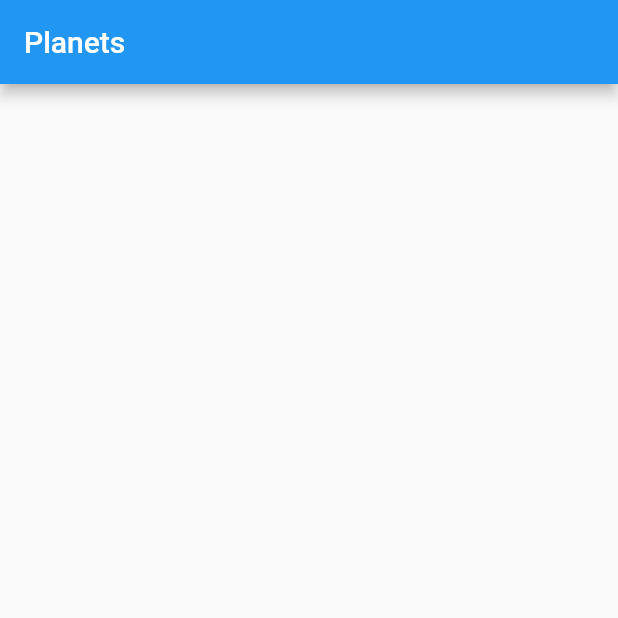
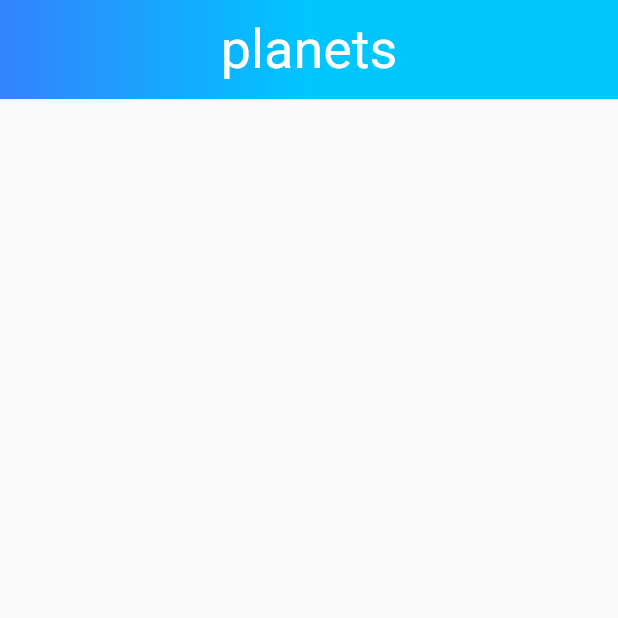
Before and after one commit to sergiandreplace/planets-flutter, a Flutter app: the screen it shows after launch, on a phone screen of 412 x 824 dp, the top half of it. Run offline on Flutter 3.47's test engine with Material 2 defaults, Android fonts, the phone set to English and light mode, and no system bars.

Commit message:
basic app bar created

```diff
--- /dev/null
+++ b/lib/GradientAppBar.dart
@@ -0,0 +1,40 @@
+import 'package:flutter/material.dart';
+
+class GradientAppBar extends StatelessWidget {
+
+  final String title;
+  final double barHeight = 66.0;
+
+  GradientAppBar(this.title);
+
+  @override
+  Widget build(BuildContext context) {
+    final double statusbarHeight = MediaQuery
+      .of(context)
+      .padding
+      .top;
+
+    return new Container(
+      padding: new EdgeInsets.only(top: statusbarHeight),
+      height: statusbarHeight + barHeight,
+      child: new Center(
+        child: new Text(
+          title,
+          style: new TextStyle(
+            fontSize: 36.0,
+            color: Colors.white,
+          ),
+        ),
+      ),
+      decoration: new BoxDecoration(
+        gradient: new LinearGradient(
+          colors: [const Color(0xFF3383FC), const Color(0xFF00C6FF)],
+          begin: const FractionalOffset(0.0, 0.0),
+          end: const FractionalOffset(0.5, 0.0),
+          stops: [0.0, 1.0],
+          tileMode: TileMode.clamp
+        ),
+      ),
+    );
+  }
+}
--- a/lib/HomePage.dart
+++ b/lib/HomePage.dart
@@ -1,13 +1,24 @@
 import 'package:flutter/material.dart';
+import 'package:planets/GradientAppBar.dart';
 
 class HomePage extends StatelessWidget {
 
   @override
   Widget build(BuildContext context) {
     return new Scaffold(
-      appBar: new AppBar(
-        title: new Text("Planets"),
+      body: new Column(
+        children: <Widget>[
+          new GradientAppBar("planets"),
+          new PlanetList(),
+        ],
       ),
     );
   }
 }
+
+class PlanetList extends StatelessWidget {
+  @override
+  Widget build(BuildContext context) {
+    return new Container();
+  }
+}
```
